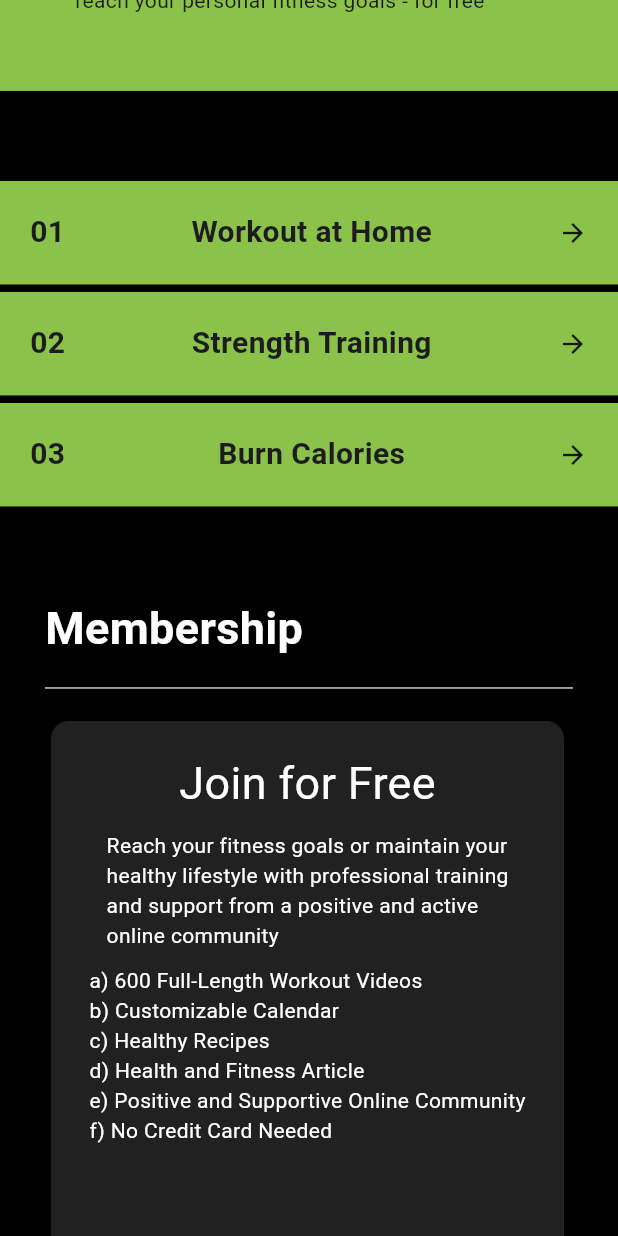
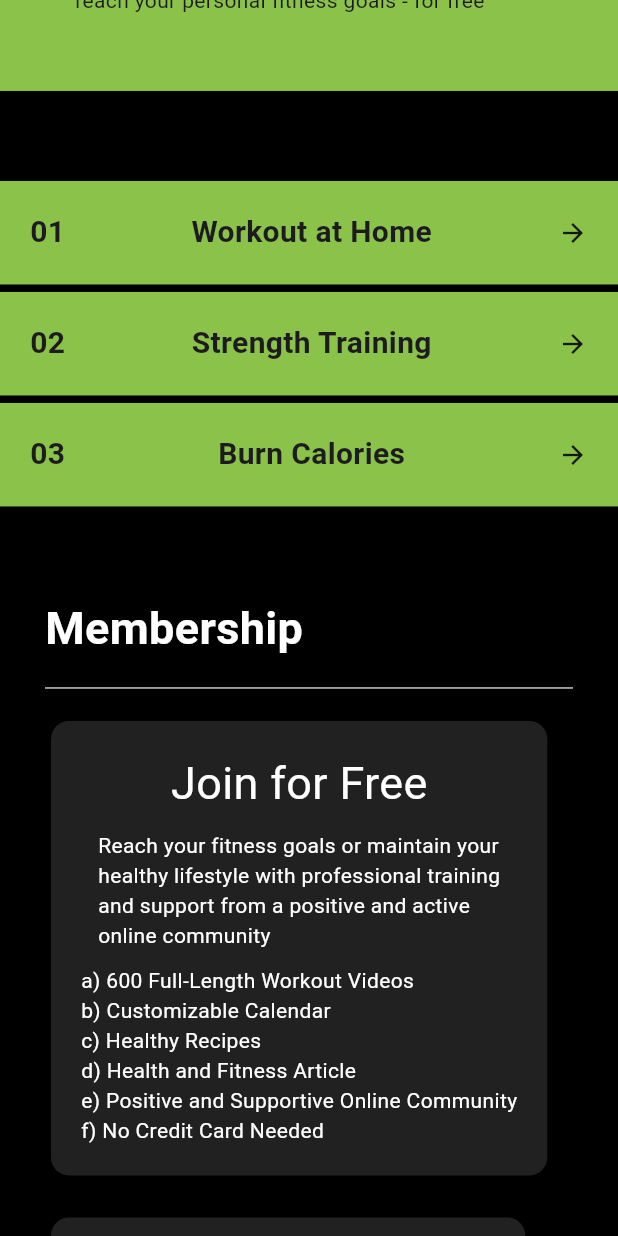
Before and after one commit to Anthony-10/web_project_c, a Flutter app: the screen it shows after launch, scrolled down 2304 dp, on a phone screen of 412 x 824 dp. Run offline on Flutter 3.47's test engine with Material 3 defaults, Android fonts, the phone set to English and light mode, and no system bars; our stand-ins replace get, marquee, video_player, youtube_player_flutter; missing offline and left inert: dart:html.

Commit message:
Update 1. membership_page.dart( a) removed the permanent sizing of the card for it to have dynamic sizing).
2. services.dart( a) removed the permanent width ).

```diff
--- a/lib/membership_page.dart
+++ b/lib/membership_page.dart
@@ -43,7 +43,7 @@ class _MembershipPageState extends State<MembershipPage> {
   @override
   Widget build(BuildContext context) {
     return  Padding(
-      padding: const EdgeInsets.only(left: 30,right: 30),
+      padding: const EdgeInsets.only(left: 30,right: 30, bottom: 60),
       child: Column(
           crossAxisAlignment: CrossAxisAlignment.start,
           children: [
@@ -54,10 +54,7 @@ class _MembershipPageState extends State<MembershipPage> {
             Wrap(
               spacing: 20,
                 runSpacing: 20,
-                children: membership.map((start)=>SizedBox(
-                  width: 350,
-                  height: 400,
-                  child: Card(
+                children: membership.map((start)=>Card(
                   color: Colors.grey[900],
                   child: Padding(
                     padding: const EdgeInsets.all(20),
@@ -72,7 +69,6 @@ class _MembershipPageState extends State<MembershipPage> {
                       ],
                     ),
                   ),
-                  ),
                 )).toList()
             ),
 
--- a/lib/services.dart
+++ b/lib/services.dart
@@ -38,11 +38,14 @@ class _ServicesState extends State<Services> {
                     SizedBox(
                       height: 30,
                     ),
-                    Text("We believe fitness should be accessible to everyone, everywhere,\n"
-                        "regardless of income or access to the gym. With hundreds of\n"
-                        "professional workouts, healthy recipes and infomative articles, as\n"
-                        "well as one of the most positive communities on the web, you'll have\n"
-                        "everything you need to reach your personal fitness goals-for free!")
+                    SizedBox(
+                      width: 350,
+                      child: Text("We believe fitness should be accessible to everyone, everywhere,\n"
+                          "regardless of income or access to the gym. With hundreds of\n"
+                          "professional workouts, healthy recipes and infomative articles, as\n"
+                          "well as one of the most positive communities on the web, you'll have\n"
+                          "everything you need to reach your personal fitness goals-for free!"),
+                    )
                   ],
                 ),
               ),
```
Lines whose indentation alone changed are shown as unchanged.
